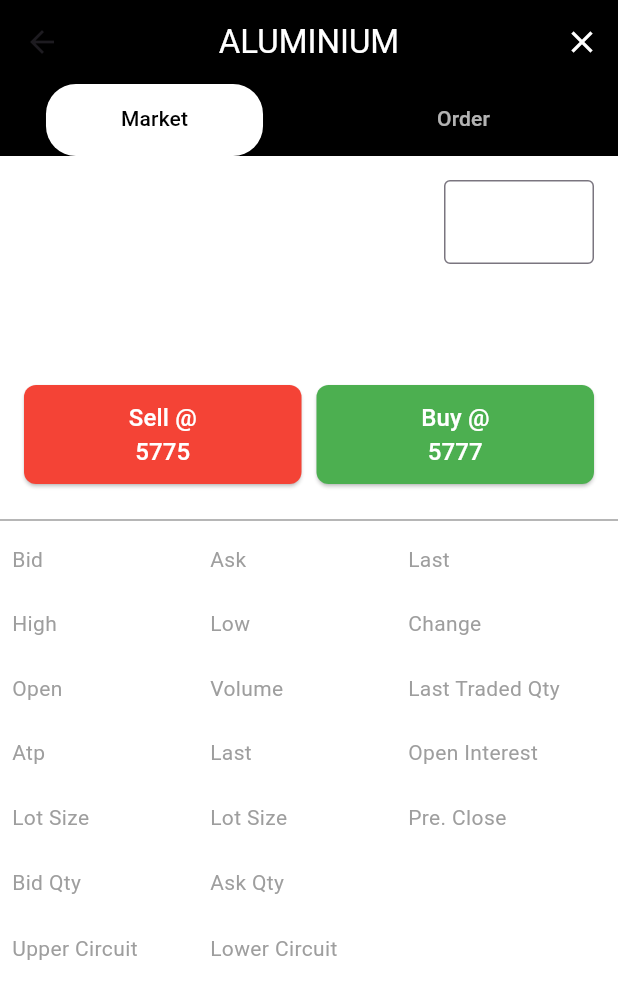
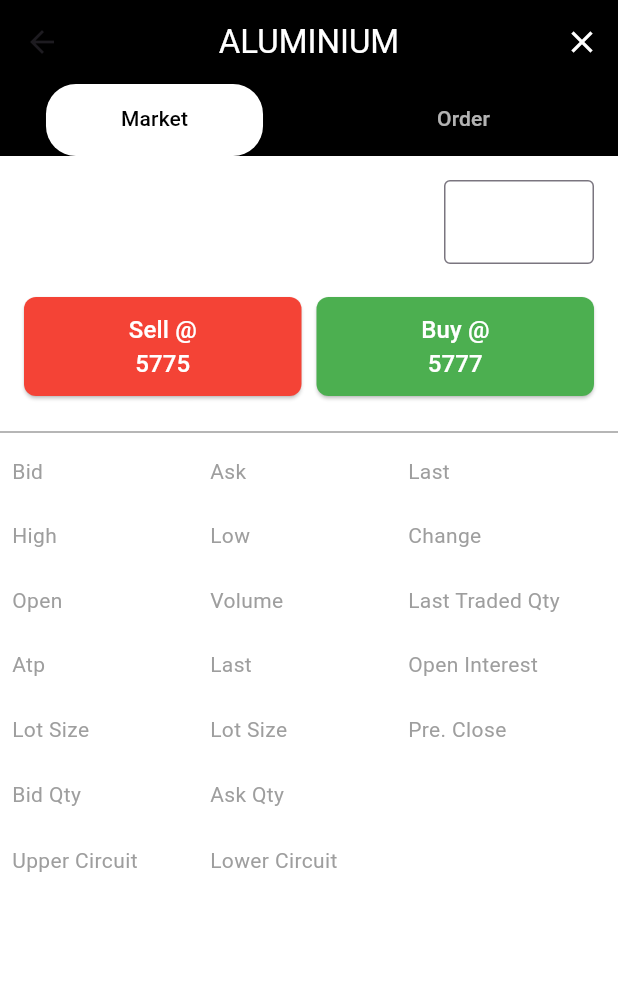
Before and after one commit to rutanshubhayani/trading-designing, a Flutter app: the screen it shows after launch, after a tap on "Login", after a tap on "ALUMINIUM", on a phone screen of 412 x 824 dp. Shown: the top 999 px of the screen. Run offline on Flutter 3.47's test engine with Material 3 defaults, Android fonts, the phone set to English and light mode, and no system bars; our stand-ins replace get.

Commit message:
18-10-2024

```diff
--- a/lib/MarketWatch/MarketwatchDetails.dart
+++ b/lib/MarketWatch/MarketwatchDetails.dart
@@ -9,7 +9,7 @@ class MarketwatchDetails extends StatefulWidget {
   State<MarketwatchDetails> createState() => _MarketwatchDetailsState();
 }
 
-class _MarketwatchDetailsState extends State<MarketwatchDetails> {
+class _MarketwatchDetailsState extends State<MarketwatchDetails> with SingleTickerProviderStateMixin {
   TextEditingController OrderPriceController = TextEditingController();
   TextEditingController MarketLotsController = TextEditingController();
   TextEditingController OrderLotsController = TextEditingController();
@@ -17,20 +17,29 @@ class _MarketwatchDetailsState extends State<MarketwatchDetails> {
   FocusNode MarketLotsFocusnode = FocusNode();
   FocusNode OrderLotsFocusnode = FocusNode();
 
+  late TabController _tabController;
+
+  @override
+  void initState() {
+    super.initState();
+    _tabController = TabController(length: 2, vsync: this);
+    _tabController.addListener(() {
+      setState(() {}); // Trigger rebuild when tab changes
+    });
+  }
+
   @override
   void dispose() {
-    super.dispose();
+    _tabController.dispose();
     OrderPriceFocusnode.dispose();
     MarketLotsFocusnode.dispose();
     OrderLotsFocusnode.dispose();
+    super.dispose();
   }
-
 
   @override
   Widget build(BuildContext context) {
-    return DefaultTabController(
-      length: 2, // Two tabs: Market and Order
-      child: Scaffold(
+    return Scaffold(
       resizeToAvoidBottomInset: false,
       appBar: AppBar(
         centerTitle: true,
@@ -39,20 +48,20 @@ class _MarketwatchDetailsState extends State<MarketwatchDetails> {
         actions: [
           IconButton(
             onPressed: () {
-                // Handle close action
               Navigator.pop(context);
             },
             icon: Icon(Icons.close, color: Colors.white),
           ),
         ],
-          bottom:TabBar(
+        bottom: TabBar(
+          controller: _tabController,
+          dividerColor: Colors.transparent,
           indicator: BoxDecoration(
-              color: Colors.white, // Adjust to your desired color
+            color: Colors.white,
             borderRadius: BorderRadius.circular(20),
           ),
           labelColor: Colors.black,
           unselectedLabelColor: Colors.white70,
-            dividerColor: Colors.transparent,
           tabs: [
             Container(
               padding: EdgeInsets.symmetric(horizontal: 50.0,), // Add horizontal padding
@@ -68,24 +77,21 @@ class _MarketwatchDetailsState extends State<MarketwatchDetails> {
             ),
           ],
         )
-
       ),
       body: Column(
         children: [
           Expanded(
             child: TabBarView(
+              controller: _tabController,
               children: [
-                  // Market Tab content
                 MarketTab(),
-                  // Order Tab content
                 OrderTab(),
               ],
             ),
           ),
-            // Trade details section at the bottom
           Divider(thickness: 1, color: Colors.grey),
           Expanded(
-              flex: 2, // Give space for trade details
+            flex: _tabController.index == 0 ? 3 : 2, // Check if the tab index is initialized
             child: Padding(
               padding: const EdgeInsets.all(8.0),
               child: Column(
@@ -103,19 +109,15 @@ class _MarketwatchDetailsState extends State<MarketwatchDetails> {
           ),
         ],
       ),
-      ),
     );
   }
 
-  // Widget for the Market Tab
   Widget MarketTab() {
     return Padding(
       padding: const EdgeInsets.all(16.0),
       child: Column(
-        crossAxisAlignment: CrossAxisAlignment.stretch,
         children: [
-          buildInfoRow('Lots', '1',MarketLotsController,MarketLotsFocusnode),
-          SizedBox(height: 10),
+          buildInfoRow('Lots', '1', MarketLotsController, MarketLotsFocusnode),
 Spacer(),
           Row(
             children: [
@@ -125,7 +127,7 @@ class _MarketwatchDetailsState extends State<MarketwatchDetails> {
                   Colors.red,
                 ),
               ),
-              SizedBox(width: 10),
+              SizedBox(width: 10,),
               Expanded(
                 child: buildOrderButton(
                   ["Buy @", "5777"],
@@ -134,13 +136,11 @@ class _MarketwatchDetailsState extends State<MarketwatchDetails> {
               ),
             ],
           ),
-
         ],
       ),
     );
   }
 
-  // Widget for the Order Tab
   Widget OrderTab() {
     return Padding(
       padding: const EdgeInsets.all(16.0),
@@ -185,7 +185,6 @@ class _MarketwatchDetailsState extends State<MarketwatchDetails> {
     );
   }
 
-  // Widget to build a row with label and value
   Widget buildInfoRow(String label, String value, TextEditingController controller, FocusNode focusNode, {TextEditingController? nextController, FocusNode? nextFocusNode}) {
     return Row(
       mainAxisAlignment: MainAxisAlignment.spaceBetween,
@@ -204,7 +203,7 @@ class _MarketwatchDetailsState extends State<MarketwatchDetails> {
             ),
             style: TextStyle(color: Colors.white),
             onFieldSubmitted: (value) {
-                FocusScope.of(context).requestFocus(nextFocusNode); // Move focus to the next field
+              FocusScope.of(context).requestFocus(nextFocusNode);
             },
           ),
         ),
@@ -212,8 +211,6 @@ class _MarketwatchDetailsState extends State<MarketwatchDetails> {
     );
   }
 
-
-  // Widget to build the order button
   Widget buildOrderButton(List<String> texts, Color color) {
     return SizedBox(
       width: double.infinity,
@@ -238,20 +235,16 @@ class _MarketwatchDetailsState extends State<MarketwatchDetails> {
     );
   }
 
-  // Widget to build the trade info grid
   Widget buildInfoGrid(String label1, String value1, String label2, String value2, String label3, String value3) {
     return Row(
       mainAxisAlignment: MainAxisAlignment.spaceBetween,
       children: [
-        // Left-aligned cell
         Expanded(
           child: buildInfoCell(label1, value1),
         ),
-        // Center-aligned cell
         Expanded(
           child: buildInfoCell(label2, value2),
         ),
-        // Right-aligned cell
         Expanded(
           child: buildInfoCell(label3, value3),
         ),
@@ -259,7 +252,6 @@ class _MarketwatchDetailsState extends State<MarketwatchDetails> {
     );
   }
 
-  // Widget to build a single trade info cell
   Widget buildInfoCell(String label, String value) {
     return Column(
       crossAxisAlignment: CrossAxisAlignment.start,
```
Lines whose indentation alone changed are shown as unchanged.
